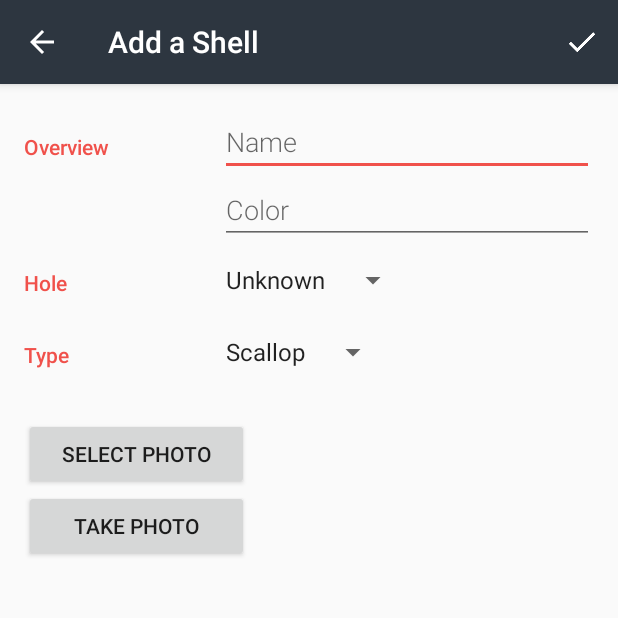
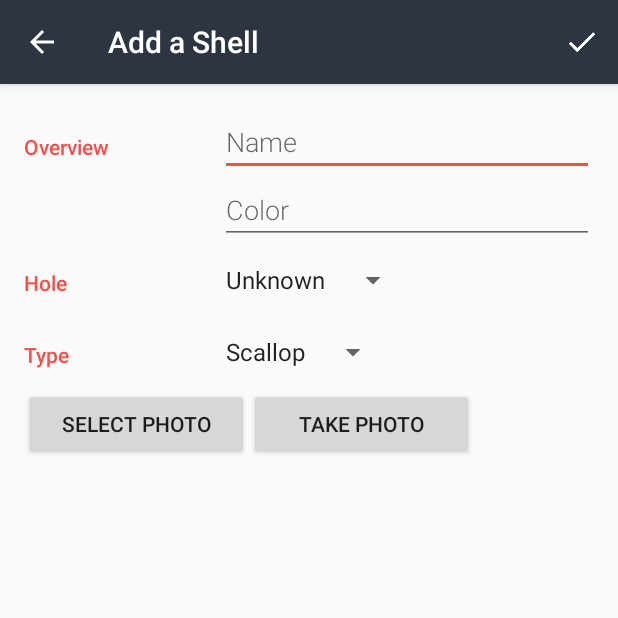
Before and after one commit to paramountgroup/InventoryApp, an Android app: the EditorActivity screen opened directly, with no data from a screen before it, on a phone screen of 412 x 824 dp, the top half of it. Run offline under Robolectric (Android 15) with nearby library versions, the phone set to English and light mode, and no system bars.

Commit message:
Working version except when returning to the editor the image of the saved photo is not showing.

```diff
--- a/app/src/main/res/layout/activity_editor.xml
+++ b/app/src/main/res/layout/activity_editor.xml
@@ -113,17 +113,11 @@
         </LinearLayout>
     </LinearLayout>
 
-    <LinearLayout
-        android:layout_width="match_parent"
-        android:layout_height="match_parent"
-        android:layout_marginTop="20dp">
 
-        <LinearLayout
-            android:layout_width="0dp"
-            android:layout_height="match_parent"
-            android:layout_gravity="left"
-            android:layout_weight="1"
-            android:orientation="vertical">
+<RelativeLayout
+    android:layout_width="match_parent"
+    android:layout_height="match_parent">
+
 
             <Button
                 android:id="@+id/select_photo"
@@ -137,19 +131,23 @@
                 android:id="@+id/take_photo"
                 android:layout_width="150dp"
                 android:layout_height="wrap_content"
-                android:layout_gravity="left"
+                android:layout_gravity="right"
+                android:layout_toRightOf="@+id/select_photo"
+                android:layout_toEndOf="@+id/select_photo"
                 android:onClick="takePicture"
                 android:text="Take photo" />
 
-        </LinearLayout>
+
 
         <ImageView
             android:id="@+id/image"
-            android:layout_width="0dp"
-            android:layout_height="match_parent"
-            android:layout_marginBottom="10dp"
+            android:layout_width="200dp"
+            android:layout_height="200dp"
+            android:layout_marginTop="10dp"
+            android:layout_gravity="center_vertical"
             android:layout_weight="1"
+            android:layout_below="@id/select_photo"
             android:scaleType="centerCrop" />
-    </LinearLayout>
+</RelativeLayout>
 
 </LinearLayout>
```
